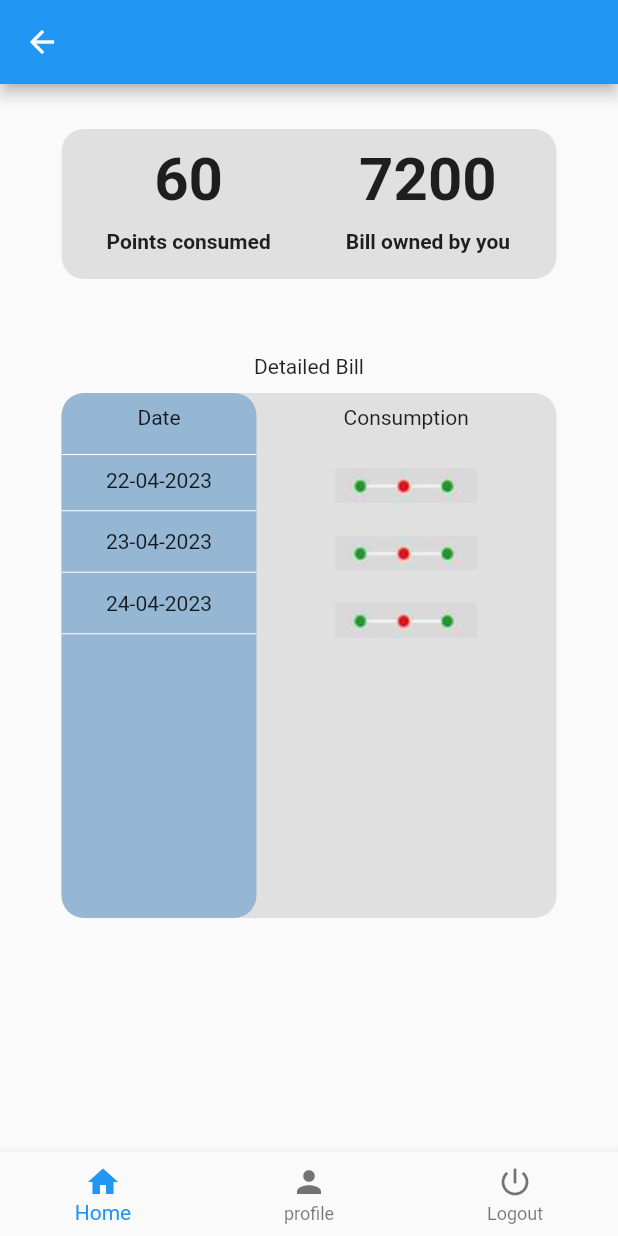
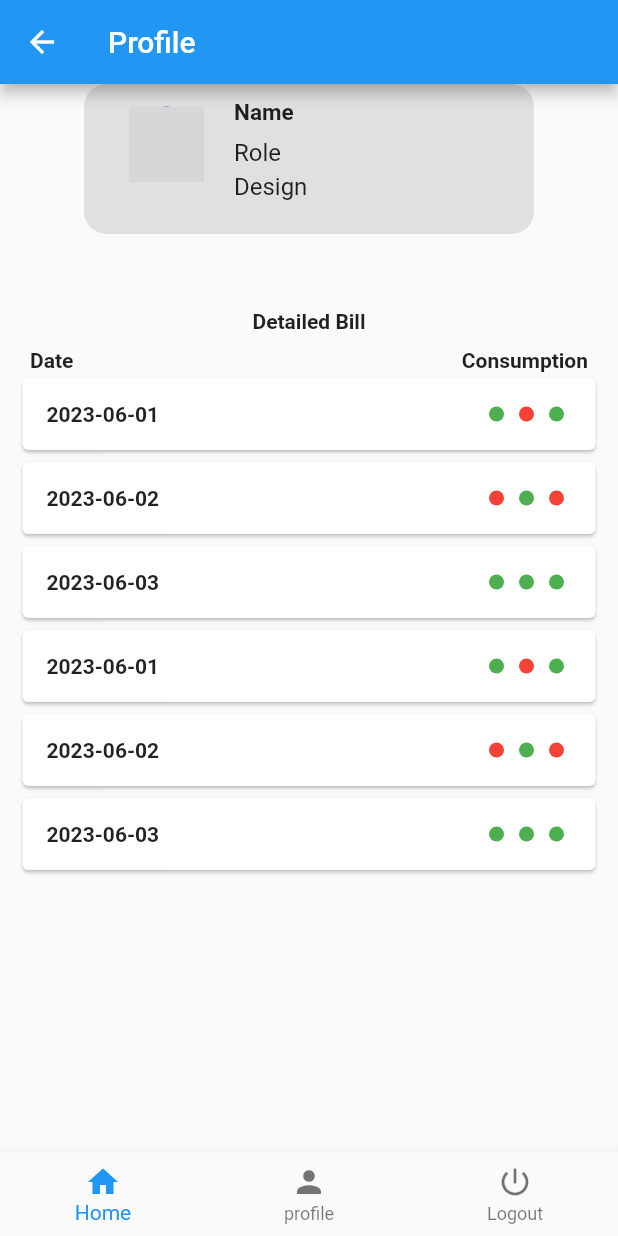
Before and after one commit to j3rinpaul/Messlab, a Flutter app: the ScreenPoints screen opened directly, on a phone screen of 412 x 824 dp. Run offline on Flutter 3.47's test engine with Material 2 defaults, Android fonts, the phone set to English and light mode, and no system bars; our stand-ins replace date_picker_timeline, supabase, supabase_flutter; accounts and stored records are empty; grey boxes are pictures that could not be loaded.

Commit message:
profile edited

```diff
--- a/lib/screens/Pointsscreen/screen_points.dart
+++ b/lib/screens/Pointsscreen/screen_points.dart
@@ -4,8 +4,29 @@ import 'package:flutter/material.dart';
 import 'package:mini_project/logout.dart';
 import 'package:mini_project/screens/homescreen/home_screen.dart';
 import 'package:mini_project/widgets/bottomnav.dart';
+import 'package:intl/intl.dart';
 
 class ScreenPoints extends StatelessWidget {
+  final List<DateTime> dates = [
+    DateTime(2023, 6, 1),
+    DateTime(2023, 6, 2),
+    DateTime(2023, 6, 3),
+    DateTime(2023, 6, 1),
+    DateTime(2023, 6, 2),
+    DateTime(2023, 6, 3),
+    // Add more dates as needed
+  ];
+
+  final List<List<bool>> foodConsumption = [
+    [true, false, true], // Example consumption data for first date
+    [false, true, false], // Example consumption data for second date
+    [true, true, true],
+    [true, false, true], // Example consumption data for first date
+    [false, true, false], // Example consumption data for second date
+    [true, true, true], // Example consumption data for third date
+    // Add more consumption data as needed
+  ];
+
   ScreenPoints({super.key});
   static ValueNotifier<int> selectedIndexNotifier = ValueNotifier(0);
   final _pages = const [
@@ -16,8 +37,11 @@ class ScreenPoints extends StatelessWidget {
   Widget build(BuildContext context) {
     return Scaffold(
       bottomNavigationBar: BottomNav(),
-      appBar: AppBar(),
-      body: SafeArea(
+      appBar: AppBar(
+        title: Text('Profile'),
+      ),
+      body: SingleChildScrollView(
+        child: SafeArea(
           /*child: ValueListenableBuilder(valueListenable: ScreenPoints.selectedIndexNotifier,
             builder: (BuildContext context,int updatedIndex,_){
               return _pages[updatedIndex];
@@ -26,12 +50,9 @@ class ScreenPoints extends StatelessWidget {
             child: Column(
                 // mainAxisAlignment: MainAxisAlignment.spaceAround,
                 children: [
-                SizedBox(
-                  height: 30,
-                ),
                   Container(
                     height: 100,
-                  width: 330,
+                    width: 300,
                     //width: 600,
                     decoration: BoxDecoration(
                       borderRadius: BorderRadius.circular(15),
@@ -49,41 +70,44 @@ class ScreenPoints extends StatelessWidget {
                           Column(
                             children: [
                               SizedBox(
-                              height: 10,
+                                height: 15,
                               ),
-                            Text(
-                              '60',
-                              style: TextStyle(
-                                  fontSize: 40, fontWeight: FontWeight.bold),
+                              CircleAvatar(
+                                  radius: 25.0,
+                                  backgroundImage:
+                                      AssetImage('assets/profile_photo.jpg'))
+                            ],
                           ),
+                          SizedBox(
+                            width: 20,
+                          ),
+                          Column(
+                            crossAxisAlignment: CrossAxisAlignment.start,
+                            children: [
                               SizedBox(
                                 height: 10,
                               ),
                               Text(
-                              'Points consumed',
-                              style: TextStyle(fontWeight: FontWeight.bold),
-                            )
-                          ],
+                                'Name',
+                                style: TextStyle(
+                                  fontSize: 15.0,
+                                  fontWeight: FontWeight.bold,
                                 ),
-                        // Text('60',style: TextStyle(fontSize: 40),),
-                        SizedBox(
-                          width: 50,
                               ),
-                        Column(
-                          children: [
-                            SizedBox(
-                              height: 10,
+                              SizedBox(height: 8.0),
+                              Text(
+                                'Role',
+                                style: TextStyle(
+                                  fontSize: 16.0,
                                 ),
-                            Text('7200',
+                              ),
+                              SizedBox(height: 4.0),
+                              Text(
+                                'Design',
                                 style: TextStyle(
-                                    fontSize: 40, fontWeight: FontWeight.bold)),
-                            SizedBox(
-                              height: 10,
+                                  fontSize: 16.0,
                                 ),
-                            Text(
-                              'Bill owned by you',
-                              style: TextStyle(fontWeight: FontWeight.bold),
-                            )
+                              ),
                             ],
                           )
                           // Text('Rs.7200',style: TextStyle(fontSize: 40),)
@@ -94,90 +118,80 @@ class ScreenPoints extends StatelessWidget {
                   SizedBox(
                     height: 50,
                   ),
-                Text('Detailed Bill'),
-                SizedBox(
+                  Text(
+                    'Detailed Bill',
+                    style: TextStyle(fontWeight: FontWeight.bold),
+                  ),
+                  SizedBox(height: 10),
+                  Row(
+                    children: [
+                      Expanded(
+                        child: Align(
+                          alignment: Alignment.centerLeft,
+                          child: Padding(
+                            padding: EdgeInsets.only(left: 20.0),
+                            child: Text(
+                              'Date',
+                              style: TextStyle(fontWeight: FontWeight.bold),
+                            ),
+                          ),
+                        ),
+                      ),
+                      Expanded(
+                        child: Align(
+                          alignment: Alignment.centerRight,
+                          child: Padding(
+                            padding: EdgeInsets.only(right: 20.0),
+                            child: Text(
+                              'Consumption',
+                              style: TextStyle(fontWeight: FontWeight.bold),
+                            ),
+                          ),
+                        ),
+                      ),
+                    ],
+                  ),
+                  ListView.builder(
+                    shrinkWrap: true,
+                    itemCount: dates.length,
+                    itemBuilder: (BuildContext context, int index) {
+                      return Card(
+                        margin: EdgeInsets.symmetric(
+                            horizontal: 15.0, vertical: 4.0),
+                        child: Padding(
+                          padding: EdgeInsets.all(16.0),
+                          child: Row(
+                            mainAxisAlignment: MainAxisAlignment.spaceBetween,
+                            children: [
+                              Text(
+                                DateFormat('yyyy-MM-dd').format(dates[index]),
+                                style: TextStyle(fontWeight: FontWeight.bold),
+                              ),
+                              Row(
+                                children: [
+                                  for (int i = 0; i < 3; i++)
+                                    Container(
+                                      width: 10,
                                       height: 10,
+                                      margin:
+                                          EdgeInsets.symmetric(horizontal: 5.0),
+                                      decoration: BoxDecoration(
+                                        shape: BoxShape.circle,
+                                        color: foodConsumption[index][i]
+                                            ? Colors.green
+                                            : Colors.red,
                                       ),
-                Container(
-                  height: 350,
-                  width: 330,
-                  decoration: BoxDecoration(
-                      borderRadius: BorderRadius.circular(15),
-                      color: Colors.grey[300]),
-                  child: Row(
-                    children: [
-                      Container(
-                        width: 130,
-                        decoration: BoxDecoration(
-                            color: Color.fromARGB(255, 149, 183, 212),
-                            borderRadius: BorderRadius.circular(15)),
-                        child: Column(
-                          children: [
-                            Padding(
-                              padding: const EdgeInsets.all(8.0),
-                              child: Text('Date'),
                                     ),
-                            Divider(
-                              height: 18,
-                              color: Colors.white,
-                            ),
-                            Text('22-04-2023'),
-                            Divider(
-                              height: 25,
-                              color: Colors.white,
-                            ),
-                            Text('23-04-2023'),
-                            Divider(
-                              height: 25,
-                              color: Colors.white,
-                            ),
-                            Text('24-04-2023'),
-                            Divider(
-                              height: 25,
-                              color: Colors.white,
+                                ],
                               ),
                             ],
                           ),
                         ),
-                      SizedBox(
-                        width: 50,
-                      ),
-                      Container(
-                        child: Column(
-                          crossAxisAlignment: CrossAxisAlignment.center,
-                          // mainAxisAlignment: MainAxisAlignment.center,
-                          children: [
-                            Padding(
-                              padding: const EdgeInsets.all(8.0),
-                              child: Text('Consumption'),
-                            ),
-                            Divider(
-                              height: 18,
-                              color: Colors.black,
-                            ),
-                            Image.asset('assets/images/dot.png'),
-                            Divider(
-                              height: 22,
-                              color: Color.fromARGB(255, 255, 255, 255),
-                            ),
-                            Image.asset('assets/images/dot.png'),
-                            Divider(
-                              height: 22,
-                              color: Colors.white,
-                            ),
-                            Image.asset('assets/images/dot.png'),
-                            Divider(
-                              height: 20,
-                              color: Colors.white,
-                            )
-                          ],
-                        ),
-                        // ListView.separated(itemBuilder: itemBuilder, separatorBuilder: separatorBuilder, itemCount: itemCount)
-                      )
-                    ],
-                  ),
+                      );
+                    },
                   ),
                 ]),
+          ),
         ),
       ),
     );
```
Also changed, not shown: pubspec.lock. Lines whose indentation alone changed are shown as unchanged.
